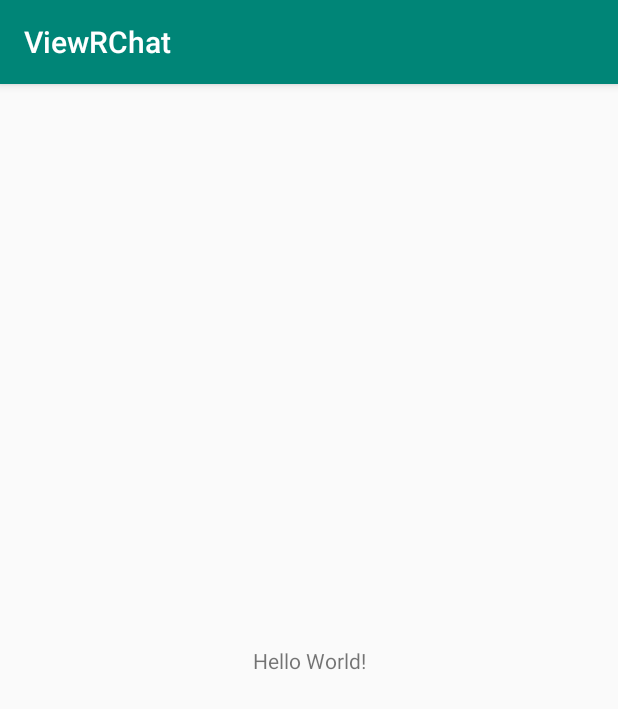
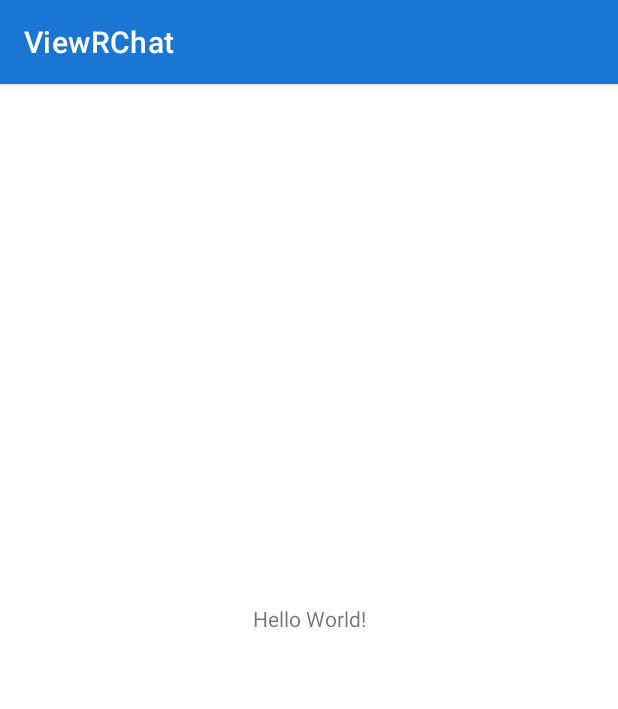
Before and after one commit to riku1227/viewrchat, an Android app: the screen it shows after launch (MainActivity), on a phone screen of 412 x 824 dp. Shown: the top 709 px of the screen. Run offline under Robolectric (Android 15) with nearby library versions, the phone set to English and light mode, and no system bars.

Commit message:
:lipstick: Support dark theme / black theme

```diff
--- a/app/src/main/java/com/riku1227/viewrchat/activity/MainActivity.kt
+++ b/app/src/main/java/com/riku1227/viewrchat/activity/MainActivity.kt
@@ -3,11 +3,13 @@ package com.riku1227.viewrchat.activity
 import androidx.appcompat.app.AppCompatActivity
 import android.os.Bundle
 import com.riku1227.viewrchat.R
+import kotlinx.android.synthetic.main.activity_main.*
 
 class MainActivity : AppCompatActivity() {
 
     override fun onCreate(savedInstanceState: Bundle?) {
         super.onCreate(savedInstanceState)
         setContentView(R.layout.activity_main)
+        setSupportActionBar(mainActivityToolbar)
     }
 }
--- a/app/src/main/res/layout/activity_main.xml
+++ b/app/src/main/res/layout/activity_main.xml
@@ -4,7 +4,17 @@
     xmlns:tools="http://schemas.android.com/tools"
     android:layout_width="match_parent"
     android:layout_height="match_parent"
-    tools:context=".activity.MainActivity">
+    tools:context=".activity.MainActivity"
+    style="@style/RootLayout">
+
+    <com.google.android.material.appbar.MaterialToolbar
+        android:id="@+id/mainActivityToolbar"
+        android:layout_width="match_parent"
+        android:layout_height="wrap_content"
+        style="@style/ToolBar"
+        app:layout_constraintEnd_toEndOf="parent"
+        app:layout_constraintStart_toStartOf="parent"
+        app:layout_constraintTop_toTopOf="parent" />
 
     <TextView
         android:layout_width="wrap_content"
--- /dev/null
+++ b/app/src/main/res/values-night/colors.xml
@@ -0,0 +1,12 @@
+<?xml version="1.0" encoding="utf-8"?>
+<resources>
+    <color name="colorPrimary">#64b5f6</color>
+    <color name="colorPrimaryDark">#000000</color>
+    <color name="colorAccent">#aed581</color>
+
+    <color name="textColor">#ffffff</color>
+    <color name="textColorHigh">#e0e0e0</color>
+    <color name="textColorMedium">#a0a0a0</color>
+    <color name="textColorDisabled">#6c6c6c</color>
+    <color name="textErrorColor">#ef9a9a</color>
+</resources>
--- /dev/null
+++ b/app/src/main/res/values-night/styles.xml
@@ -0,0 +1,24 @@
+<resources>
+
+    <style name="AppTheme" parent="Theme.MaterialComponents.DayNight.NoActionBar">
+        <item name="backgroundColor">#121212</item>
+
+        <item name="toolbarElevation">4dp</item>
+        <item name="toolbarIconTint">#FFFFFF</item>
+    </style>
+
+    <style name="AppTheme.Black" parent="AppTheme">
+        <item name="colorSurface">#000000</item>
+
+        <item name="backgroundColor">#000000</item>
+
+        <item name="toolbarElevation">0dp</item>
+    </style>
+
+    <style name="ToolBar" parent="Widget.MaterialComponents.Toolbar.Surface">
+        <item name="titleTextColor">@color/textColor</item>
+        <item name="subtitleTextColor">@color/textColorHigh</item>
+        <item name="android:elevation">?attr/toolbarElevation</item>
+    </style>
+
+</resources>
--- a/app/src/main/res/values/colors.xml
+++ b/app/src/main/res/values/colors.xml
@@ -1,6 +1,12 @@
 <?xml version="1.0" encoding="utf-8"?>
 <resources>
-    <color name="colorPrimary">#008577</color>
-    <color name="colorPrimaryDark">#00574B</color>
-    <color name="colorAccent">#D81B60</color>
+    <color name="colorPrimary">#1976d2</color>
+    <color name="colorPrimaryDark">#004ba0</color>
+    <color name="colorAccent">#8bc34a</color>
+
+    <color name="textColor">#000000</color>
+    <color name="textColorHigh">#212121</color>
+    <color name="textColorMedium">#666666</color>
+    <color name="textColorDisabled">#9e9e9e</color>
+    <color name="textErrorColor">#f44336</color>
 </resources>
--- a/app/src/main/res/values/styles.xml
+++ b/app/src/main/res/values/styles.xml
@@ -1,11 +1,24 @@
 <resources>
 
-    <!-- Base application theme. -->
-    <style name="AppTheme" parent="Theme.AppCompat.Light.DarkActionBar">
-        <!-- Customize your theme here. -->
+    <style name="AppTheme" parent="Theme.MaterialComponents.DayNight.NoActionBar">
         <item name="colorPrimary">@color/colorPrimary</item>
         <item name="colorPrimaryDark">@color/colorPrimaryDark</item>
         <item name="colorAccent">@color/colorAccent</item>
+
+        <item name="backgroundColor">#FFFFFF</item>
+
+        <item name="toolbarElevation">4dp</item>
+        <item name="toolbarIconTint">#FFFFFF</item>
+    </style>
+
+    <style name="AppTheme.Black" parent="AppTheme">
+    </style>
+
+    <style name="ToolBar" parent="Widget.MaterialComponents.Toolbar.Primary">
+    </style>
+
+    <style name="RootLayout">
+        <item name="android:background">?attr/backgroundColor</item>
     </style>
 
 </resources>
```
Also changed, not shown: app/src/main/res/values/attrs.xml (added, +9 -0 lines).
